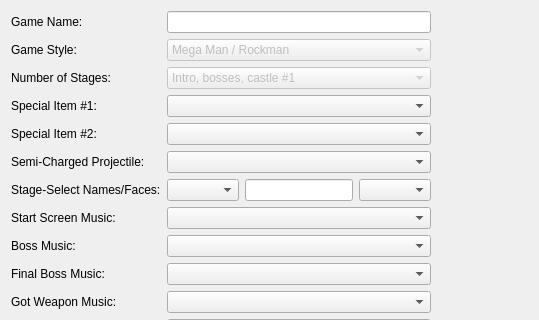
Before: the Qt Designer form editor/mainwindow_tab/game_properties_tab.ui in protoman/rockbot, drawn with Qt 5; both pictures show x 0 to 539 and y 0 to 320 of the 801 by 577 pixel window.
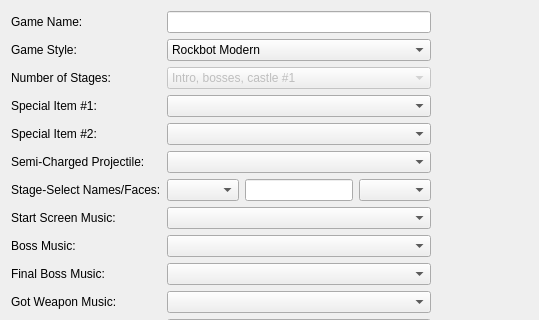
After: the same form once the commit is applied.

Commit message: - fix collision on water when there is a single block ahead - fixes for small icons - EDITOR: fix for anim tiles area that does not show scrollbars - EDITOR: add option to use vintage or modern game styles that allows you to make your game more like mm

Patch:
```diff
--- a/editor/mainwindow_tab/game_properties_tab.ui
+++ b/editor/mainwindow_tab/game_properties_tab.ui
@@ -140,11 +140,11 @@
      <item row="1" column="1">
       <widget class="QComboBox" name="gameStyle_comboBox">
        <property name="enabled">
-        <bool>false</bool>
+        <bool>true</bool>
        </property>
        <item>
         <property name="text">
-         <string>Mega Man / Rockman</string>
+         <string>Rockbot Modern</string>
         </property>
        </item>
        <item>
```
Left out of the diff: 2 changed lines with no effect on the pictures. The commit also changes 13 other files.
